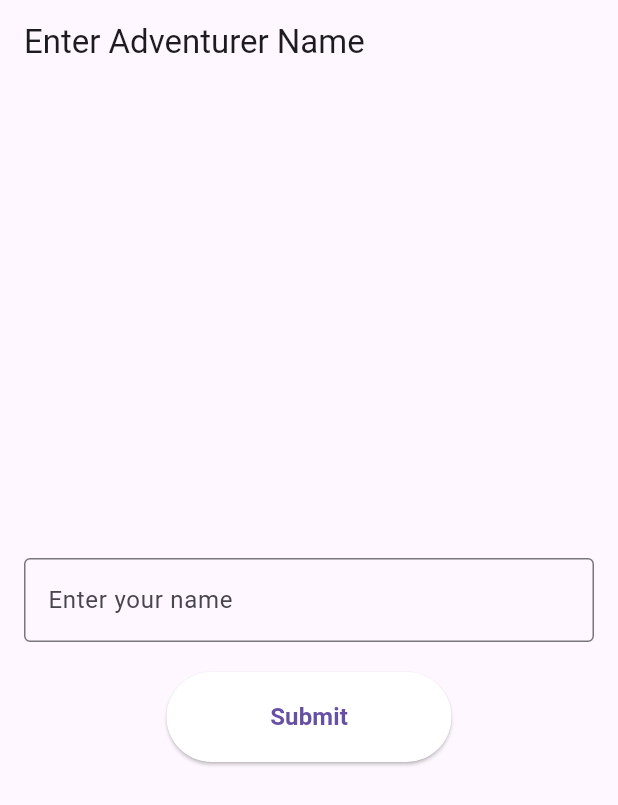
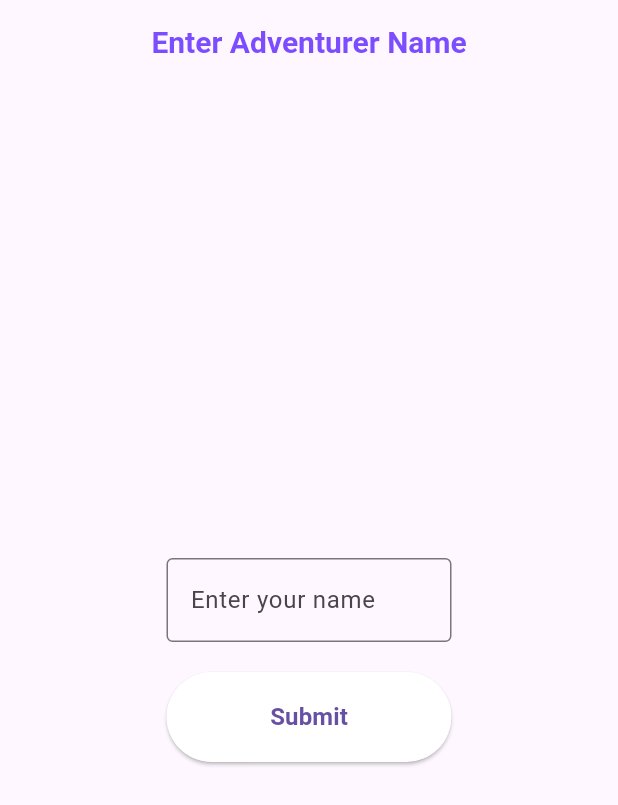
Before and after one commit to vaibhavsahni009/Adventure-Ballad, a Flutter app: the screen it shows after launch, on a phone screen of 412 x 824 dp. Shown: the top 805 px of the screen. Run offline on Flutter 3.47's test engine with Material 3 defaults, Android fonts, the light colour scheme and no system bars; our stand-ins replace audioplayers; missing offline and left inert: background_downloader.

Commit message:
app bar and images

```diff
--- a/Frontend/adventure_ballad/lib/adventure_scenario_page.dart
+++ b/Frontend/adventure_ballad/lib/adventure_scenario_page.dart
@@ -2,6 +2,7 @@ import 'package:flutter/material.dart';
 import 'common_widgets.dart';
 import 'story_page.dart';
 import 'services/request_handler.dart'; // Make sure this import path is correct
+import 'widgets/app_bar.dart';
 
 class AdventureScenarioPage extends StatefulWidget {
   final String role;
@@ -78,8 +79,9 @@ class _AdventureScenarioPageState extends State<AdventureScenarioPage> {
   @override
   Widget build(BuildContext context) {
     return Scaffold(
-      appBar: AppBar(
-        title: Text('Adventure Scenario'),
+      appBar: CustomAppBar(
+        titleText: 'Adventurer Scenario',
+        // No backgroundColor provided, so it will use the theme's primary color
       ),
       body: Padding(
         padding: const EdgeInsets.all(16.0),
--- a/Frontend/adventure_ballad/lib/adventure_type_page.dart
+++ b/Frontend/adventure_ballad/lib/adventure_type_page.dart
@@ -3,6 +3,7 @@ import 'package:flutter/material.dart';
 import 'common_widgets.dart';
 import 'room_details_page.dart';
 import 'services/request_handler.dart';
+import 'widgets/app_bar.dart';
 
 class AdventureTypePage extends StatelessWidget {
   final String adventurerName;
@@ -58,8 +59,9 @@ class AdventureTypePage extends StatelessWidget {
   @override
   Widget build(BuildContext context) {
     return Scaffold(
-      appBar: AppBar(
-        title: Text('Choose Your Adventure'),
+      appBar: CustomAppBar(
+        titleText: 'Choose Your Adventurer',
+        // No backgroundColor provided, so it will use the theme's primary color
       ),
       body: Padding(
         padding: const EdgeInsets.all(16.0),
--- a/Frontend/adventure_ballad/lib/common_widgets.dart
+++ b/Frontend/adventure_ballad/lib/common_widgets.dart
@@ -3,12 +3,20 @@ import 'package:flutter/material.dart';
 /// A reusable TextField with label and border
 Widget customTextField(
     {required TextEditingController controller, required String label}) {
-  return TextField(
-    controller: controller,
-    decoration: InputDecoration(
-      labelText: label,
-      border: OutlineInputBorder(),
-    ),
+  return LayoutBuilder(
+    builder: (context, constraints) {
+      double width = constraints.maxWidth * 0.5; // 50% of the available width
+      return Container(
+        width: width,
+        child: TextField(
+          controller: controller,
+          decoration: InputDecoration(
+            labelText: label,
+            border: OutlineInputBorder(),
+          ),
+        ),
+      );
+    },
   );
 }
 
--- a/Frontend/adventure_ballad/lib/enter_name_page.dart
+++ b/Frontend/adventure_ballad/lib/enter_name_page.dart
@@ -1,6 +1,7 @@
 import 'package:flutter/material.dart';
 import 'common_widgets.dart';
 import 'greeting_page.dart';
+import 'widgets/app_bar.dart';
 
 class EnterNamePage extends StatefulWidget {
   @override
@@ -31,8 +32,9 @@ class _EnterNamePageState extends State<EnterNamePage> {
   @override
   Widget build(BuildContext context) {
     return Scaffold(
-      appBar: AppBar(
-        title: Text('Enter Adventurer Name'),
+      appBar: CustomAppBar(
+        titleText: 'Enter Adventurer Name',
+        // No backgroundColor provided, so it will use the theme's primary color
       ),
       body: Padding(
         padding: const EdgeInsets.all(16.0),
--- a/Frontend/adventure_ballad/lib/greeting_page.dart
+++ b/Frontend/adventure_ballad/lib/greeting_page.dart
@@ -2,6 +2,7 @@ import 'package:flutter/material.dart';
 import 'adventure_type_page.dart';
 import 'common_widgets.dart';
 import 'join_room_page.dart';
+import 'widgets/app_bar.dart';
 
 class GreetingPage extends StatelessWidget {
   final String adventurerName;
@@ -31,8 +32,9 @@ class GreetingPage extends StatelessWidget {
   @override
   Widget build(BuildContext context) {
     return Scaffold(
-      appBar: AppBar(
-        title: Text('Hello, Adventurer!'),
+      appBar: CustomAppBar(
+        titleText: 'Hello Adventurer',
+        // No backgroundColor provided, so it will use the theme's primary color
       ),
       body: Padding(
         padding: const EdgeInsets.all(16.0),
--- a/Frontend/adventure_ballad/lib/loading_page.dart
+++ b/Frontend/adventure_ballad/lib/loading_page.dart
@@ -3,6 +3,7 @@ import 'package:flutter/material.dart';
 import 'package:adventure_ballad/adventure_scenario_page.dart';
 import 'dart:convert';
 import 'services/request_handler.dart';
+import 'widgets/app_bar.dart';
 
 class LoadingPage extends StatefulWidget {
   final String roomCode;
@@ -82,8 +83,9 @@ class _LoadingPageState extends State<LoadingPage> {
   @override
   Widget build(BuildContext context) {
     return Scaffold(
-      appBar: AppBar(
-        title: Text('Loading'),
+      appBar: CustomAppBar(
+        titleText: 'Loading',
+        // No backgroundColor provided, so it will use the theme's primary color
       ),
       body: Center(
         child: CircularProgressIndicator(),
--- a/Frontend/adventure_ballad/lib/story_page.dart
+++ b/Frontend/adventure_ballad/lib/story_page.dart
@@ -4,6 +4,7 @@ import 'package:flutter/material.dart';
 import 'common_widgets.dart';
 import 'services/request_handler.dart'; // Make sure this import path is correct
 import 'final_page.dart';
+import 'widgets/app_bar.dart';
 
 class StoryPage extends StatefulWidget {
   final String roomCode;
@@ -50,8 +51,9 @@ class _StoryPageState extends State<StoryPage> {
   @override
   Widget build(BuildContext context) {
     return Scaffold(
-      appBar: AppBar(
-        title: Text('Adventure Story'),
+      appBar: CustomAppBar(
+        titleText: 'Adventure Story',
+        // No backgroundColor provided, so it will use the theme's primary color
       ),
       body: Padding(
         padding: const EdgeInsets.all(16.0),
--- /dev/null
+++ b/Frontend/adventure_ballad/lib/widgets/app_bar.dart
@@ -0,0 +1,35 @@
+import 'package:flutter/material.dart';
+
+class CustomAppBar extends StatelessWidget implements PreferredSizeWidget {
+  final String titleText;
+  final Color? backgroundColor;
+  final TextStyle titleStyle;
+
+  CustomAppBar({
+    required this.titleText,
+    this.backgroundColor,
+    this.titleStyle = const TextStyle(
+      fontSize: 20.0,
+      fontWeight: FontWeight.bold,
+      color: Colors.deepPurpleAccent,
+    ),
+  });
+
+  @override
+  Widget build(BuildContext context) {
+    return AppBar(
+      title: Center(
+        child: Text(
+          titleText,
+          style: titleStyle,
+        ),
+      ),
+      // backgroundColor: backgroundColor ??
+      //     Theme.of(context)
+      //         .primaryColor, // Defaults to the theme's primary color
+    );
+  }
+
+  @override
+  Size get preferredSize => Size.fromHeight(kToolbarHeight);
+}
```
Also changed, not shown: Frontend/adventure_ballad/lib/final_page.dart (+6 -2 lines), Frontend/adventure_ballad/lib/join_room_page.dart (+5 -3 lines), Frontend/adventure_ballad/lib/room_details_page.dart (+44 -8 lines).
